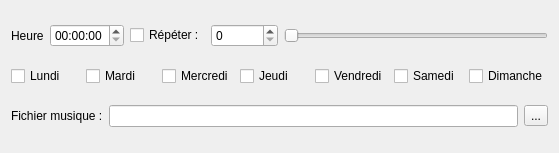
Old version of the form Horloge_Analogique/reveilwidget.ui in the repository liberflos/HorlogeAnalogique.
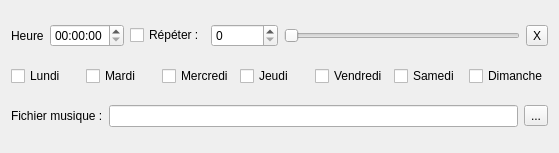
New version of the form.

Commit message: MAJ TODO mainwindow paramreveils reveilmodel et reveilwidget

The edit to the form file:
```diff
--- a/Horloge_Analogique/reveilwidget.ui
+++ b/Horloge_Analogique/reveilwidget.ui
@@ -53,6 +53,13 @@
        </property>
       </widget>
      </item>
+     <item>
+      <widget class="QToolButton" name="closeButton">
+       <property name="text">
+        <string>X</string>
+       </property>
+      </widget>
+     </item>
     </layout>
    </item>
    <item>
```
The commit also changes 8 other files.
